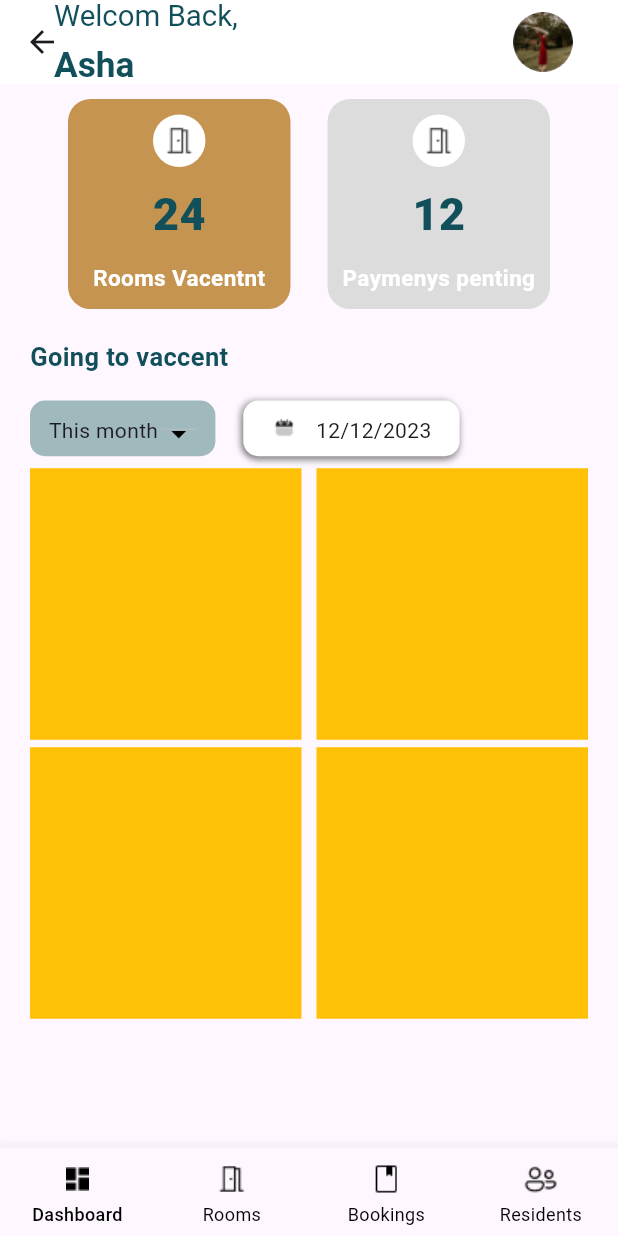
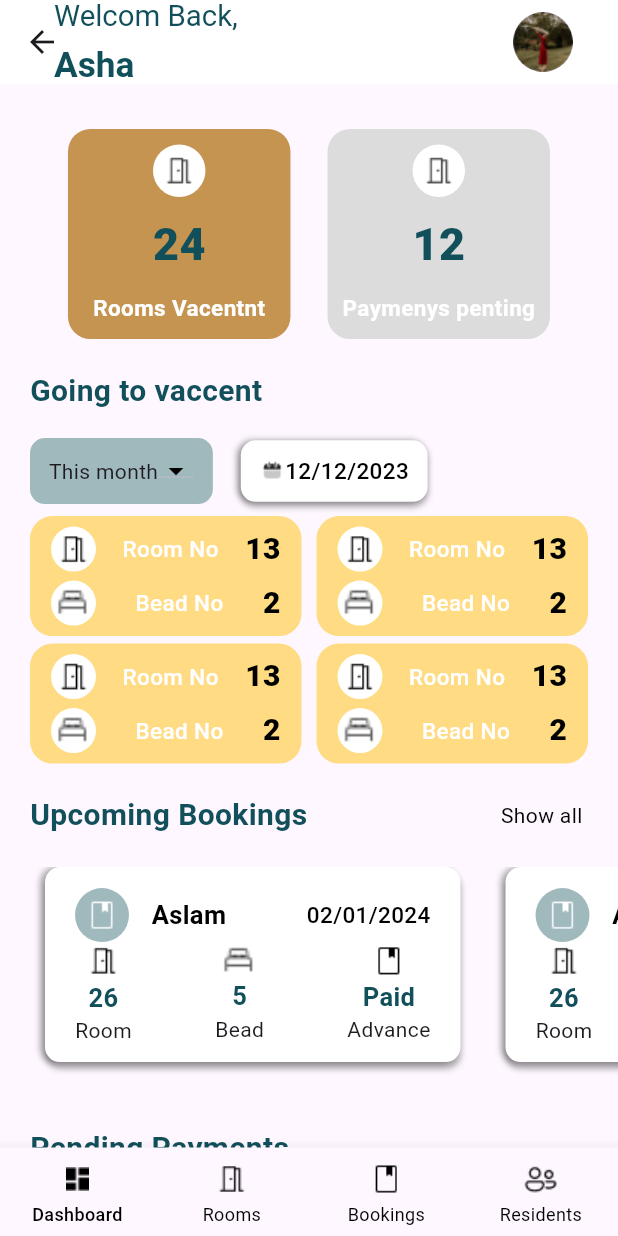
Before and after one commit to muhammed-aslam-pm/Hostel-Manager, a Flutter app: the screen it shows after launch, after a tap on "Get Now !", on a phone screen of 412 x 824 dp. Run offline on Flutter 3.47's test engine with Material 3 defaults, Android fonts, the phone set to English and light mode, and no system bars; our stand-ins replace smooth_page_indicator.

Commit message:
going vaccent upcoming bookings and pending payments completed

```diff
--- a/lib/utils/color_constants.dart
+++ b/lib/utils/color_constants.dart
@@ -2,9 +2,14 @@ import 'package:flutter/material.dart';
 
 class ColorConstants {
   static Color primaryWhiteColor = Colors.white;
+  static Color secondaryWhiteColor = Color(0xFFF7F8FB);
   static Color primaryBlackColor = Colors.black;
   static Color primaryColor = Color(0xff114F5A);
   static Color SecondaryColor1 = Color(0xffDCDCDC);
   static Color SecondaryColor2 = Color(0xffC49450);
   static Color SecondaryColor3 = Color(0xffA0B9BD);
+  static Color SecondaryColor4 = Color(0x80FFC107);
+  static Color SecondaryColor5 = Color(0x8083A3AA);
+  static Color colorRed = Color(0xFFFF7676);
+  static Color colorGrey = Color(0xFFA4A4A4);
 }
--- a/lib/utils/image_constants.dart
+++ b/lib/utils/image_constants.dart
@@ -17,5 +17,10 @@ class ImageConstants {
   static String ownerResidentsIconeDisabled =
       "assets/images/residents icon.png";
   static String ownerHomeProfilePhoto = "assets/images/profile image1.png";
+  static String ownerHomeProfilePhoto2 = "assets/images/profile photo 2.png";
+  static String ownerHomeProfilePhoto3 = "assets/images/profile photo 3.png";
   static String calenderIcon = "assets/images/calender Icon.png";
+  static String beadIcon = "assets/images/bead icon.png";
+  static String moneyIcon = "assets/images/money icon.png";
+  static String upRightArrowIcon = "assets/images/arrow-up icon.png";
 }
--- a/lib/utils/text_style_constatnts.dart
+++ b/lib/utils/text_style_constatnts.dart
@@ -41,7 +41,47 @@ class TextStyleConstants {
       fontWeight: FontWeight.w600);
 
   static TextStyle dashboardSubtitle1 = TextStyle(
+      fontSize: 20,
+      color: ColorConstants.primaryColor,
+      fontWeight: FontWeight.w700);
+
+  static TextStyle upComingVaccencyText1 = TextStyle(
+      fontSize: 15,
+      color: ColorConstants.primaryWhiteColor,
+      fontWeight: FontWeight.w500);
+
+  static TextStyle upComingVaccencyText2 = TextStyle(
+      fontSize: 20,
+      color: ColorConstants.primaryBlackColor,
+      fontWeight: FontWeight.w800);
+
+  static TextStyle dashboardSubtitle2 = TextStyle(
+      fontSize: 14,
+      color: ColorConstants.primaryBlackColor,
+      fontWeight: FontWeight.w400);
+
+  static TextStyle dashboardBookingName = TextStyle(
+      fontSize: 17,
+      color: ColorConstants.primaryBlackColor,
+      fontWeight: FontWeight.w600);
+
+  static TextStyle dashboardDate = TextStyle(
+      fontSize: 15,
+      color: ColorConstants.primaryBlackColor,
+      fontWeight: FontWeight.w500);
+
+  static TextStyle dashboardBookinRoomNo = TextStyle(
       fontSize: 17,
       color: ColorConstants.primaryColor,
       fontWeight: FontWeight.w700);
+
+  static TextStyle dashboardPendingDue = TextStyle(
+      fontSize: 12,
+      color: ColorConstants.colorRed,
+      fontWeight: FontWeight.w500);
+
+  static TextStyle dashboardPendingMoney = TextStyle(
+      fontSize: 22,
+      color: ColorConstants.primaryBlackColor,
+      fontWeight: FontWeight.w400);
 }
--- a/lib/view/owner_home_screen/owner_home_screen.dart
+++ b/lib/view/owner_home_screen/owner_home_screen.dart
@@ -1,5 +1,3 @@
-import 'dart:ffi';
-
 import 'package:flutter/material.dart';
 import 'package:hostel_management_app/controller/owner_bottom_navbar_controller/owner_bottom_navbar_controller.dart';
 import 'package:hostel_management_app/utils/color_constants.dart';
@@ -7,7 +5,10 @@ import 'package:hostel_management_app/utils/image_constants.dart';
 import 'package:hostel_management_app/utils/text_style_constatnts.dart';
 import 'package:hostel_management_app/view/owner_home_screen/widgets/date_card.dart';
 import 'package:hostel_management_app/view/owner_home_screen/widgets/date_sorting_button.dart';
+import 'package:hostel_management_app/view/owner_home_screen/widgets/going_to_vaccent_card.dart';
+import 'package:hostel_management_app/view/owner_home_screen/widgets/pending_payment_card.dart';
 import 'package:hostel_management_app/view/owner_home_screen/widgets/rooms_vaccent_card.dart';
+import 'package:hostel_management_app/view/owner_home_screen/widgets/upcoming_bookings_card.dart';
 import 'package:provider/provider.dart';
 
 class OwnerHomeScreen extends StatelessWidget {
@@ -50,6 +51,8 @@ class OwnerHomeScreen extends StatelessWidget {
         titleSpacing: -20,
       ),
       body: SingleChildScrollView(
+        child: Padding(
+          padding: const EdgeInsets.symmetric(vertical: 20),
           child: Column(
             crossAxisAlignment: CrossAxisAlignment.start,
             children: [
@@ -108,15 +111,84 @@ class OwnerHomeScreen extends StatelessWidget {
                   gridDelegate: SliverGridDelegateWithFixedCrossAxisCount(
                     crossAxisCount: 2,
                     mainAxisSpacing: 5,
-                    crossAxisSpacing: 10),
-                itemBuilder: (context, index) => Container(
-                  height: 770,
-                  width: 153,
-                  color: Colors.amber,
+                    crossAxisSpacing: 10,
+                    mainAxisExtent: 80,
                   ),
+                  itemBuilder: (context, index) => GoingToVaccentCard(
+                      roomNumber: "13",
+                      beadNumber: "2",
+                      backgroungColor: ColorConstants.SecondaryColor4),
+                ),
+              ),
+              SizedBox(
+                height: 20,
+              ),
+              Padding(
+                padding: const EdgeInsets.symmetric(horizontal: 20),
+                child: Row(
+                  mainAxisAlignment: MainAxisAlignment.spaceBetween,
+                  children: [
+                    Text(
+                      "Upcoming Bookings",
+                      style: TextStyleConstants.dashboardSubtitle1,
+                    ),
+                    Text(
+                      "Show all ",
+                      style: TextStyleConstants.dashboardSubtitle2,
+                    )
+                  ],
+                ),
+              ),
+              SizedBox(
+                height: 20,
+              ),
+              Padding(
+                padding: EdgeInsets.only(left: 20),
+                child: SingleChildScrollView(
+                  scrollDirection: Axis.horizontal,
+                  child: Row(
+                    children: List.generate(
+                      4,
+                      (index) => UpcomingBookings(
+                          name: "Aslam",
+                          date: "02/01/2024",
+                          roomNumber: "26",
+                          beadNumber: "5",
+                          isAdvacePaid: true),
+                    ),
+                  ),
+                ),
+              ),
+              SizedBox(
+                height: 33,
+              ),
+              Padding(
+                padding: const EdgeInsets.symmetric(horizontal: 20),
+                child: Text(
+                  "Pending Payments",
+                  style: TextStyleConstants.dashboardSubtitle1,
+                ),
+              ),
+              Padding(
+                padding: const EdgeInsets.all(25),
+                child: Container(
+                  height: 339,
+                  child: ListView.separated(
+                      itemCount: 10,
+                      separatorBuilder: (context, index) => Container(
+                            color: ColorConstants.secondaryWhiteColor,
+                            height: 12,
+                          ),
+                      itemBuilder: (context, index) => PendingPaymentCard(
+                          roomNumber: "26",
+                          date: "12 sep",
+                          amount: "800",
+                          profilePhot1: ImageConstants.ownerHomeProfilePhoto2,
+                          profilePhot2: ImageConstants.ownerHomeProfilePhoto3)),
                 ),
               )
             ],
+          ),
         ),
       ),
       bottomNavigationBar: BottomNavigationBar(
--- a/lib/view/owner_home_screen/widgets/date_card.dart
+++ b/lib/view/owner_home_screen/widgets/date_card.dart
@@ -1,6 +1,7 @@
 import 'package:flutter/material.dart';
 import 'package:hostel_management_app/utils/color_constants.dart';
 import 'package:hostel_management_app/utils/image_constants.dart';
+import 'package:hostel_management_app/utils/text_style_constatnts.dart';
 
 class DateCard extends StatelessWidget {
   const DateCard({super.key, required this.date});
@@ -9,8 +10,6 @@ class DateCard extends StatelessWidget {
   @override
   Widget build(BuildContext context) {
     return Container(
-      height: MediaQuery.sizeOf(context).height * 4.5 / 100,
-      width: MediaQuery.sizeOf(context).width * 35 / 100,
       padding: EdgeInsets.symmetric(horizontal: 12.5, vertical: 10),
       decoration: BoxDecoration(
           color: ColorConstants.primaryWhiteColor,
@@ -29,7 +28,13 @@ class DateCard extends StatelessWidget {
           ]),
       child: Row(
         mainAxisAlignment: MainAxisAlignment.spaceAround,
-        children: [Image.asset(ImageConstants.calenderIcon), Text(date)],
+        children: [
+          Image.asset(ImageConstants.calenderIcon),
+          Text(
+            date,
+            style: TextStyleConstants.dashboardDate,
+          )
+        ],
       ),
     );
   }
--- a/lib/view/owner_home_screen/widgets/date_sorting_button.dart
+++ b/lib/view/owner_home_screen/widgets/date_sorting_button.dart
@@ -7,8 +7,6 @@ class DateSortingButton extends StatelessWidget {
   @override
   Widget build(BuildContext context) {
     return Container(
-      height: MediaQuery.sizeOf(context).height * 4.5 / 100,
-      width: MediaQuery.sizeOf(context).width * 30 / 100,
       padding: EdgeInsets.symmetric(horizontal: 12.5, vertical: 10),
       decoration: BoxDecoration(
           color: ColorConstants.SecondaryColor3,
--- /dev/null
+++ b/lib/view/owner_home_screen/widgets/going_to_vaccent_card.dart
@@ -0,0 +1,80 @@
+import 'package:flutter/material.dart';
+import 'package:hostel_management_app/utils/color_constants.dart';
+import 'package:hostel_management_app/utils/image_constants.dart';
+import 'package:hostel_management_app/utils/text_style_constatnts.dart';
+
+class GoingToVaccentCard extends StatelessWidget {
+  const GoingToVaccentCard(
+      {super.key,
+      required this.roomNumber,
+      required this.beadNumber,
+      required this.backgroungColor});
+
+  final String roomNumber;
+  final String beadNumber;
+  final Color backgroungColor;
+
+  @override
+  Widget build(BuildContext context) {
+    return Container(
+      decoration: BoxDecoration(
+        borderRadius: BorderRadius.circular(15),
+        color: backgroungColor,
+      ),
+      padding: EdgeInsets.symmetric(horizontal: 14, vertical: 7),
+      child: Column(
+        mainAxisAlignment: MainAxisAlignment.spaceBetween,
+        children: [
+          Row(
+            mainAxisAlignment: MainAxisAlignment.spaceBetween,
+            children: [
+              CircleAvatar(
+                radius: 15,
+                backgroundColor: ColorConstants.primaryWhiteColor,
+                child: Image.asset(
+                  ImageConstants.ownerRoomsIconeDisabled,
+                  color: ColorConstants.primaryBlackColor,
+                ),
+              ),
+              Text(
+                "Room No",
+                style: TextStyleConstants.upComingVaccencyText1,
+              ),
+              Text(
+                roomNumber,
+                style: TextStyleConstants.upComingVaccencyText2,
+              )
+            ],
+          ),
+          Row(
+            mainAxisAlignment: MainAxisAlignment.spaceBetween,
+            children: [
+              CircleAvatar(
+                radius: 15,
+                backgroundColor: ColorConstants.primaryWhiteColor,
+                child: Container(
+                  height: 23,
+                  width: 23,
+                  decoration: BoxDecoration(
+                      image: DecorationImage(
+                          image: AssetImage(
+                            ImageConstants.beadIcon,
+                          ),
+                          fit: BoxFit.cover)),
+                ),
+              ),
+              Text(
+                "Bead No",
+                style: TextStyleConstants.upComingVaccencyText1,
+              ),
+              Text(
+                beadNumber,
+                style: TextStyleConstants.upComingVaccencyText2,
+              )
+            ],
+          ),
+        ],
+      ),
+    );
+  }
+}
--- /dev/null
+++ b/lib/view/owner_home_screen/widgets/pending_payment_card.dart
@@ -0,0 +1,114 @@
+import 'package:flutter/material.dart';
+import 'package:hostel_management_app/utils/color_constants.dart';
+import 'package:hostel_management_app/utils/image_constants.dart';
+import 'package:hostel_management_app/utils/text_style_constatnts.dart';
+
+class PendingPaymentCard extends StatelessWidget {
+  const PendingPaymentCard(
+      {super.key,
+      required this.roomNumber,
+      required this.date,
+      required this.amount,
+      required this.profilePhot1,
+      required this.profilePhot2});
+  final String roomNumber;
+  final String date;
+  final String amount;
+  final String profilePhot1;
+  final String profilePhot2;
+
+  @override
+  Widget build(BuildContext context) {
+    return Container(
+      height: 106,
+      child: Row(
+        mainAxisAlignment: MainAxisAlignment.spaceBetween,
+        children: [
+          Row(
+            mainAxisAlignment: MainAxisAlignment.start,
+            crossAxisAlignment: CrossAxisAlignment.start,
+            children: [
+              CircleAvatar(
+                radius: 19,
+                backgroundColor: ColorConstants.SecondaryColor4,
+                child: Image.asset(
+                  ImageConstants.ownerRoomsIconeDisabled,
+                  color: ColorConstants.primaryBlackColor,
+                ),
+              ),
+              SizedBox(
+                width: 10,
+              ),
+              Column(
+                mainAxisAlignment: MainAxisAlignment.spaceAround,
+                children: [
+                  Text(
+                    "Room No $roomNumber",
+                    style: TextStyleConstants.dashboardBookingName,
+                  ),
+                  Row(
+                    children: [
+                      Image.asset(
+                        ImageConstants.calenderIcon,
+                      ),
+                      Text(
+                        "$date due",
+                        style: TextStyleConstants.dashboardPendingDue,
+                      ),
+                    ],
+                  ),
+                  Container(
+                    height: 24,
+                    width: 60,
+                    child: Stack(
+                      children: [
+                        Positioned(
+                            left: 0,
+                            child: CircleAvatar(
+                              radius: 12,
+                              backgroundImage: AssetImage(profilePhot1),
+                            )),
+                        Positioned(
+                            left: 15,
+                            child: CircleAvatar(
+                              radius: 12,
+                              backgroundImage: AssetImage(profilePhot2),
+                            )),
+                        Positioned(right: 0, bottom: 4, child: Text("+2"))
+                      ],
+                    ),
+                  )
+                ],
+              )
+            ],
+          ),
+          Column(
+            mainAxisAlignment: MainAxisAlignment.spaceBetween,
+            crossAxisAlignment: CrossAxisAlignment.end,
+            children: [
+              Row(
+                children: [
+                  Image.asset(
+                    ImageConstants.moneyIcon,
+                    color: ColorConstants.primaryBlackColor,
+                  ),
+                  SizedBox(
+                    width: 10,
+                  ),
+                  Text(
+                    amount,
+                    style: TextStyleConstants.dashboardPendingMoney,
+                  )
+                ],
+              ),
+              Image.asset(
+                ImageConstants.upRightArrowIcon,
+                color: ColorConstants.primaryBlackColor,
+              )
+            ],
+          )
+        ],
+      ),
+    );
+  }
+}
--- /dev/null
+++ b/lib/view/owner_home_screen/widgets/upcoming_bookings_card.dart
@@ -0,0 +1,131 @@
+import 'package:flutter/material.dart';
+import 'package:hostel_management_app/utils/color_constants.dart';
+import 'package:hostel_management_app/utils/image_constants.dart';
+import 'package:hostel_management_app/utils/text_style_constatnts.dart';
+
+class UpcomingBookings extends StatelessWidget {
+  const UpcomingBookings(
+      {super.key,
+      required this.name,
+      required this.date,
+      required this.roomNumber,
+      required this.beadNumber,
+      required this.isAdvacePaid});
+
+  final String name;
+  final String date;
+  final String roomNumber;
+  final String beadNumber;
+  final bool isAdvacePaid;
+
+  @override
+  Widget build(BuildContext context) {
+    return Padding(
+      padding: const EdgeInsets.only(right: 20, bottom: 10, left: 10),
+      child: Container(
+        height: 130,
+        width: 277,
+        padding: EdgeInsets.symmetric(vertical: 14, horizontal: 20),
+        decoration: BoxDecoration(
+            color: ColorConstants.primaryWhiteColor,
+            borderRadius: BorderRadius.circular(10),
+            boxShadow: [
+              BoxShadow(
+                color: ColorConstants.primaryBlackColor.withOpacity(0.3),
+                blurRadius: 3,
+                offset: Offset(0, 4), // Offset for the bottom shadow
+              ),
+              BoxShadow(
+                color: ColorConstants.primaryBlackColor.withOpacity(0.3),
+                blurRadius: 3,
+                offset: Offset(-3, 0), // Offset for the left shadow
+              ),
+            ]),
+        child: Column(
+          mainAxisAlignment: MainAxisAlignment.spaceBetween,
+          children: [
+            Row(
+              mainAxisAlignment: MainAxisAlignment.spaceBetween,
+              children: [
+                Row(
+                  children: [
+                    CircleAvatar(
+                      radius: 18,
+                      backgroundColor: ColorConstants.SecondaryColor3,
+                      child: Image.asset(
+                        ImageConstants.ownerBookingsIconeDisabled,
+                        color: ColorConstants.primaryWhiteColor,
+                      ),
+                    ),
+                    SizedBox(
+                      width: 15,
+                    ),
+                    Text(
+                      name,
+                      style: TextStyleConstants.dashboardBookingName,
+                    )
+                  ],
+                ),
+                Text(
+                  date,
+                  style: TextStyleConstants.dashboardDate,
+                )
+              ],
+            ),
+            Row(
+              mainAxisAlignment: MainAxisAlignment.spaceBetween,
+              children: [
+                Column(
+                  children: [
+                    Image.asset(
+                      ImageConstants.ownerRoomsIconeDisabled,
+                      color: ColorConstants.primaryBlackColor,
+                    ),
+                    Text(
+                      roomNumber,
+                      style: TextStyleConstants.dashboardBookinRoomNo,
+                    ),
+                    Text("Room")
+                  ],
+                ),
+                Column(
+                  children: [
+                    Container(
+                      height: 23,
+                      width: 23,
+                      decoration: BoxDecoration(
+                        image: DecorationImage(
+                            image: AssetImage(
+                              ImageConstants.beadIcon,
+                            ),
+                            fit: BoxFit.cover),
+                      ),
+                    ),
+                    Text(
+                      beadNumber,
+                      style: TextStyleConstants.dashboardBookinRoomNo,
+                    ),
+                    Text("Bead")
+                  ],
+                ),
+                Column(
+                  children: [
+                    Image.asset(
+                      ImageConstants.ownerBookingsIconeDisabled,
+                      color: ColorConstants.primaryBlackColor,
+                    ),
+                    Text(
+                      isAdvacePaid ? "Paid" : "Not Paid",
+                      style: TextStyleConstants.dashboardBookinRoomNo,
+                    ),
+                    Text("Advance")
+                  ],
+                )
+              ],
+            )
+          ],
+        ),
+      ),
+    );
+  }
+}
```
Also changed, not shown: assets/images/arrow-up icon.png (added), assets/images/bead icon.png (added), assets/images/money icon.png (added), assets/images/profile photo 2.png (added), assets/images/profile photo 3.png (added), assets/images/upright arrow icon.png (added). Lines whose indentation alone changed are shown as unchanged.
